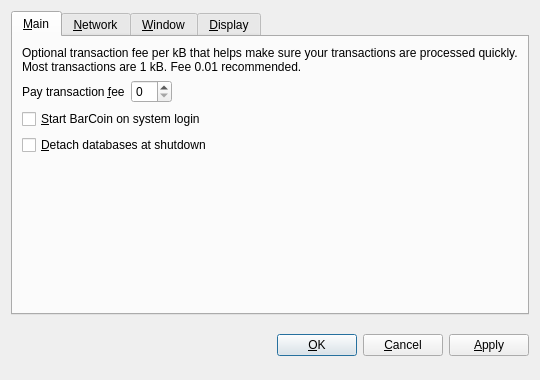
This is src/qt/forms/optionsdialog.ui in ArekiboCoin/arekibocoin as Qt 5 draws it before an edit. The edited form follows.
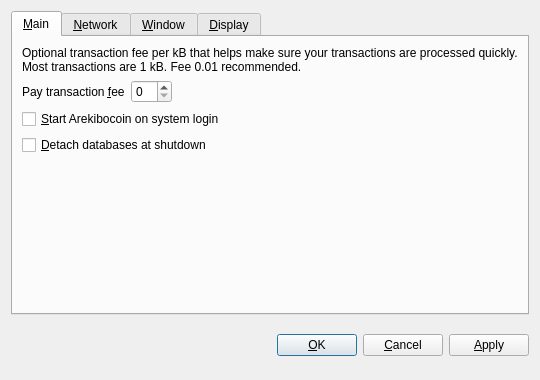
This is the edited form. The open tabs and pages were chosen to show the change. Custom widgets are drawn as their Qt base class.

```diff
--- a/src/qt/forms/optionsdialog.ui
+++ b/src/qt/forms/optionsdialog.ui
@@ -82,7 +82,7 @@
           <string>Automatically start BarCoin after logging in to the system.</string>
          </property>
          <property name="text">
-          <string>&amp;Start BarCoin on system login</string>
+          <string>&amp;Start Arekibocoin on system login</string>
          </property>
         </widget>
        </item>
```
Left out of the diff: 10 changed lines with no effect on the pictures.
